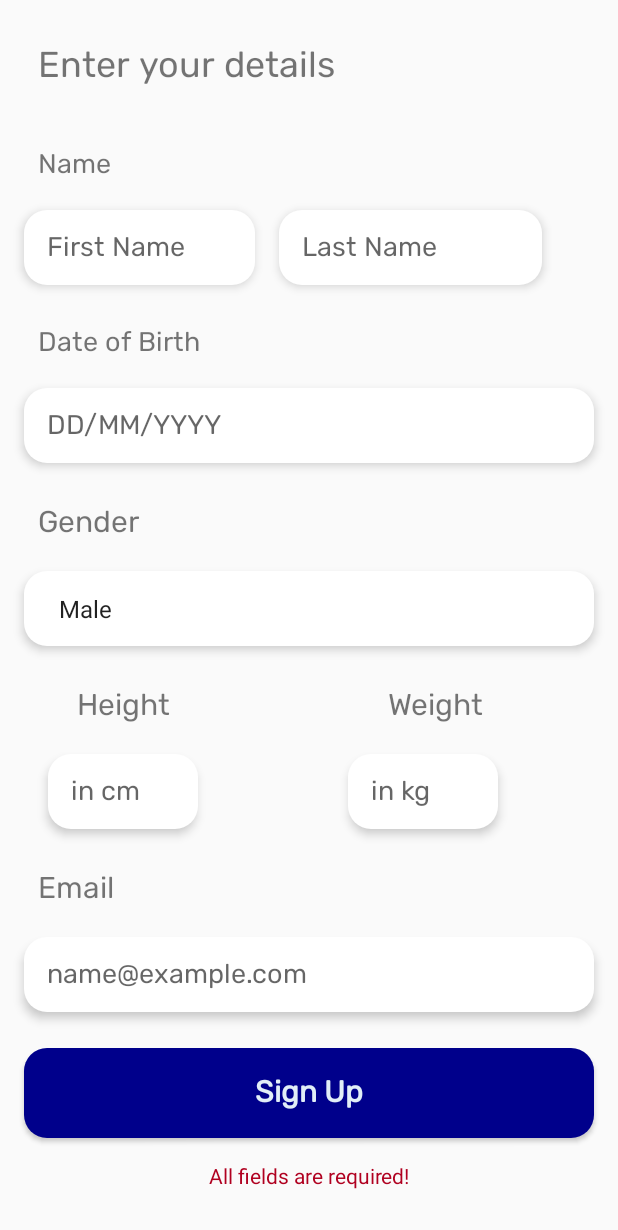
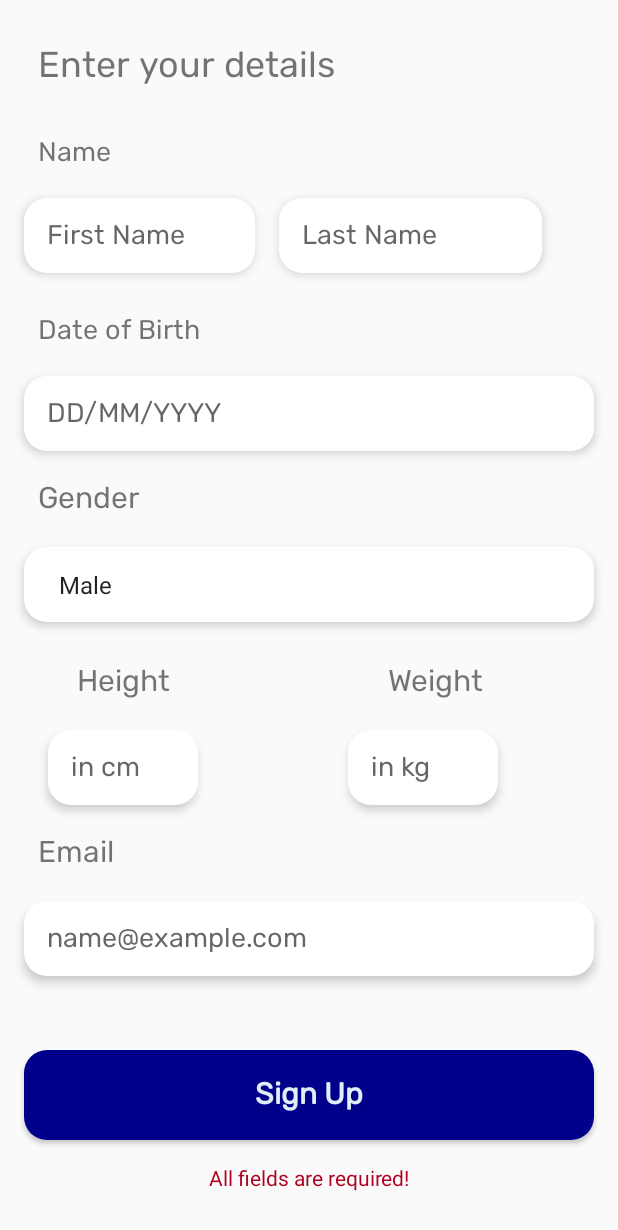
Before and after one commit to Rutvikgg/locofit, an Android app built with Jetpack Compose: the RegisterFormActivity screen opened directly, with no data from a screen before it, after a tap on "Sign Up", on a phone screen of 412 x 824 dp. Shown: the top 1230 px of the screen. Run offline under Robolectric (Android 15) with nearby library versions, the phone set to English and light mode, and no system bars.

Commit message:
final push 2023-10-23

```diff
--- a/app/src/main/java/com/rutvik/locofit/auth/RegisterFormActivity.java
+++ b/app/src/main/java/com/rutvik/locofit/auth/RegisterFormActivity.java
@@ -96,8 +96,15 @@ public class RegisterFormActivity extends Activity {
             public void onClick(View view) {
                 String firstName = formFirstNameField.getText().toString().trim();
                 String lastName = formLastNameField.getText().toString().trim();
-                int height = Integer.parseInt(formHeightField.getText().toString().trim());
-                int weight = Integer.parseInt(formWeightField.getText().toString().trim());
+                int height;
+                int weight;
+                try {
+                    height = Integer.parseInt(formHeightField.getText().toString().trim());
+                    weight = Integer.parseInt(formWeightField.getText().toString().trim());}
+                catch (Exception e) {
+                    height = 0;
+                    weight = 0;
+                }
                 String email = formEmailField.getText().toString().trim();
                 String DOB = dob[0] + "-" + dob[1] + "-" + dob[2];
                 String gender = selectedGender[0];
--- a/app/src/main/res/layout/activity_base.xml
+++ b/app/src/main/res/layout/activity_base.xml
@@ -13,7 +13,7 @@
         android:layout_width="169dp"
         android:layout_height="43dp"
         android:layout_marginStart="28dp"
-        android:layout_marginTop="60dp"
+        android:layout_marginTop="40dp"
         android:fontFamily="@font/rubik"
         android:textColor="@color/background_color_light_azul"
         android:textSize="22sp"
@@ -130,7 +130,7 @@
         android:layout_width="155dp"
         android:layout_height="150dp"
         android:layout_marginStart="24dp"
-        android:layout_marginTop="32dp"
+        android:layout_marginTop="16dp"
         android:background="@drawable/activity_background"
         android:orientation="vertical"
         app:layout_constraintStart_toStartOf="parent"
@@ -195,7 +195,7 @@
         android:layout_width="155dp"
         android:layout_height="150dp"
         android:layout_marginStart="24dp"
-        android:layout_marginTop="32dp"
+        android:layout_marginTop="16dp"
         android:background="@drawable/activity_background"
         android:orientation="vertical"
         app:layout_constraintStart_toStartOf="parent"
--- a/app/src/main/res/layout/activity_register_form.xml
+++ b/app/src/main/res/layout/activity_register_form.xml
@@ -4,6 +4,7 @@
     xmlns:tools="http://schemas.android.com/tools"
     android:layout_width="match_parent"
     android:layout_height="match_parent"
+    android:scrollbars="vertical"
     tools:context=".auth.RegisterFormActivity">
 
     <TextView
@@ -23,7 +24,7 @@
         android:id="@+id/textView5"
         android:layout_width="0dp"
         android:layout_height="wrap_content"
-        android:layout_marginTop="32dp"
+        android:layout_marginTop="24dp"
         android:fontFamily="@font/rubik"
         android:paddingLeft="25dp"
         android:text="Name"
@@ -80,7 +81,7 @@
         android:id="@+id/textView7"
         android:layout_width="0dp"
         android:layout_height="wrap_content"
-        android:layout_marginTop="24dp"
+        android:layout_marginTop="16dp"
         android:fontFamily="@font/rubik"
         android:paddingLeft="25dp"
         android:text="Gender"
@@ -183,7 +184,7 @@
         android:id="@+id/textView10"
         android:layout_width="0dp"
         android:layout_height="wrap_content"
-        android:layout_marginTop="24dp"
+        android:layout_marginTop="16dp"
         android:fontFamily="@font/rubik"
         android:paddingLeft="25dp"
         android:text="Email"
@@ -215,8 +216,8 @@
         android:layout_width="0dp"
         android:layout_height="60dp"
         android:layout_marginStart="16dp"
-        android:layout_marginTop="24dp"
         android:layout_marginEnd="16dp"
+        android:layout_marginBottom="64dp"
         android:background="@drawable/button_background"
         android:fontFamily="@font/rubik"
         android:text="Sign Up"
@@ -224,9 +225,9 @@
         android:textColor="@color/background_color_light_azul"
         android:textSize="20dp"
         android:textStyle="bold"
+        app:layout_constraintBottom_toBottomOf="parent"
         app:layout_constraintEnd_toEndOf="parent"
-        app:layout_constraintStart_toStartOf="parent"
-        app:layout_constraintTop_toBottomOf="@+id/formEmailField" />
+        app:layout_constraintStart_toStartOf="parent" />
 
     <TextView
         android:id="@+id/registerFormMessageField"
```
Also changed, not shown: app/src/main/res/layout/activity_login.xml (+3 -4 lines), app/src/main/res/layout/activity_statistics.xml (+3 -4 lines).
